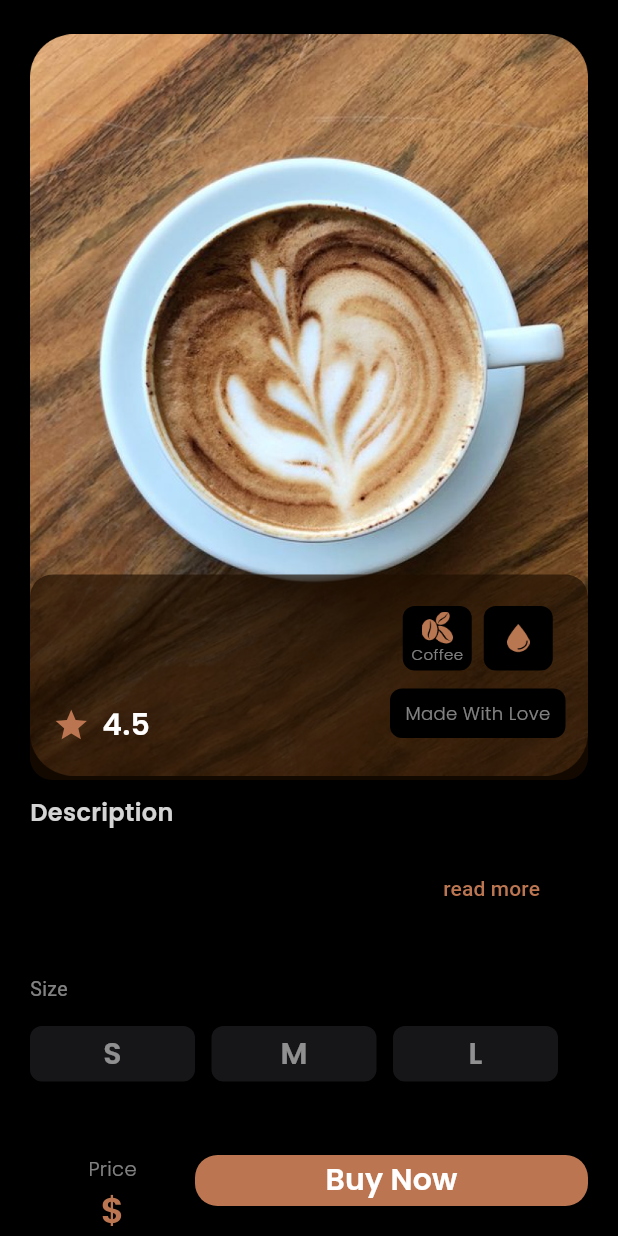
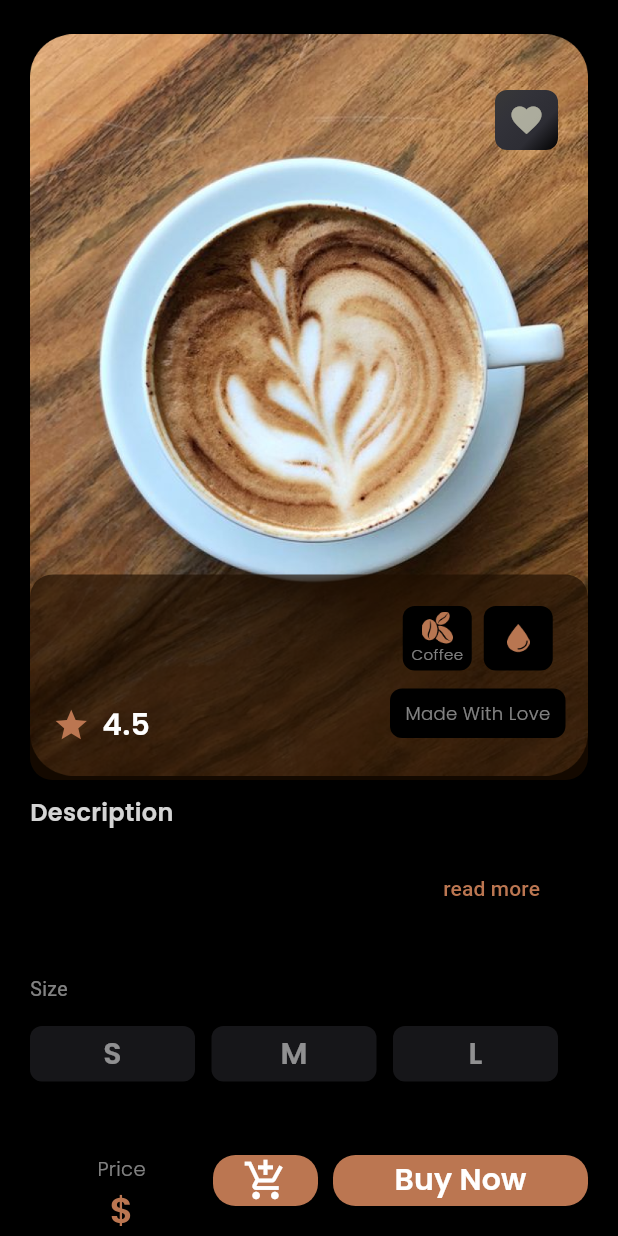
Before and after one commit to KareemAdelFaheem/E-commerce-app, a Flutter app: the ProductDetails screen opened directly with empty values, on a phone screen of 412 x 824 dp. Run offline on Flutter 3.47's test engine with Material 3 defaults, Android fonts, the phone set to English and light mode, and no system bars; our stand-ins replace cloud_firestore, firebase_auth, firebase_core, firebase_database, firebase_storage, image_picker and 3 more; missing offline and left inert: dart:ffi, mobile_scanner; accounts and stored records are empty; Roboto replaces fonts that are missing (poppinlight).

Commit message:
Product details UI done

```diff
--- a/lib/Pages/ProductDetails.dart
+++ b/lib/Pages/ProductDetails.dart
@@ -1,6 +1,8 @@
 import 'dart:ffi';
 
+import 'package:ecommerce/Auth.dart';
 import 'package:ecommerce/Widgets/inputs/Colors.dart';
+import 'package:firebase_auth/firebase_auth.dart';
 import 'package:flutter/material.dart';
 
 class ProductDetails extends StatefulWidget {
@@ -210,6 +212,44 @@ class _ProductDetailsState extends State<ProductDetails> {
                     ],
                   ),
                 ),
+                Container(
+                  padding: const EdgeInsets.only(right: 20, top: 40),
+                  decoration: const BoxDecoration(color: Colors.transparent),
+                  width: double.infinity,
+                  child: Row(
+                    mainAxisAlignment: MainAxisAlignment.end,
+                    children: [
+                      Container(
+                          height: 40,
+                          width: 42,
+                          decoration: BoxDecoration(
+                              gradient: const LinearGradient(
+                                  begin: Alignment.topLeft,
+                                  end: Alignment.bottomRight,
+                                  colors: [
+                                    Color.fromRGBO(56, 56, 56, 1),
+                                    Color.fromRGBO(50, 50, 57, 1),
+                                    Color.fromRGBO(45, 45, 52, 1),
+                                    Color.fromRGBO(0, 0, 0, 1),
+                                  ]),
+                              borderRadius: BorderRadius.circular(8)),
+                          child: IconButton(
+                            onPressed: () {
+                              Auth().addToFavorites(
+                                  context,
+                                  FirebaseAuth.instance.currentUser!,
+                                  widget.category,
+                                  widget.name,
+                                  widget.price);
+                            },
+                            icon: const Icon(
+                              Icons.favorite,
+                              color: Color.fromRGBO(255, 255, 225, 0.6),
+                            ),
+                          )),
+                    ],
+                  ),
+                )
               ],
             ),
             const SizedBox(
@@ -426,18 +466,46 @@ class _ProductDetailsState extends State<ProductDetails> {
                       ],
                     ),
                   ),
+                  Row(
+                    children: [
                       Container(
                         height: 74,
-                    width: 262,
-                    decoration:
-                        BoxDecoration(borderRadius: BorderRadius.circular(15)),
+                        width: 70,
+                        decoration: BoxDecoration(
+                            borderRadius: BorderRadius.circular(15)),
                         child: ElevatedButton(
                             style: ButtonStyle(
-                            backgroundColor:
-                                WidgetStatePropertyAll(AppColors.primaryColor),
+                                padding: const WidgetStatePropertyAll(
+                                    EdgeInsets.zero),
+                                backgroundColor: WidgetStatePropertyAll(
+                                    AppColors.primaryColor),
                                 shape: WidgetStatePropertyAll(
                                     RoundedRectangleBorder(
-                                    borderRadius: BorderRadius.circular(15)))),
+                                        borderRadius:
+                                            BorderRadius.circular(15)))),
+                            onPressed: () {},
+                            child: const Icon(
+                              Icons.add_shopping_cart,
+                              size: 30,
+                              color: Colors.white,
+                            )),
+                      ),
+                      const SizedBox(
+                        width: 10,
+                      ),
+                      Container(
+                        height: 74,
+                        width: 170,
+                        decoration: BoxDecoration(
+                            borderRadius: BorderRadius.circular(15)),
+                        child: ElevatedButton(
+                            style: ButtonStyle(
+                                backgroundColor: WidgetStatePropertyAll(
+                                    AppColors.primaryColor),
+                                shape: WidgetStatePropertyAll(
+                                    RoundedRectangleBorder(
+                                        borderRadius:
+                                            BorderRadius.circular(15)))),
                             onPressed: () {},
                             child: const Text(
                               "Buy Now",
@@ -446,6 +514,8 @@ class _ProductDetailsState extends State<ProductDetails> {
                                   fontFamily: "poppins",
                                   color: Colors.white),
                             )),
+                      ),
+                    ],
                   )
                 ],
               ),
```
Lines whose indentation alone changed are shown as unchanged.
